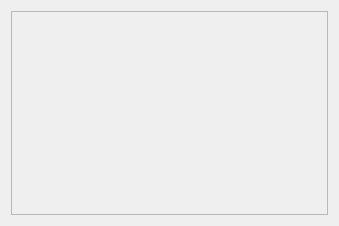
avmm9898/mini_Photoshop, file mainwindow.ui: the form before one commit.
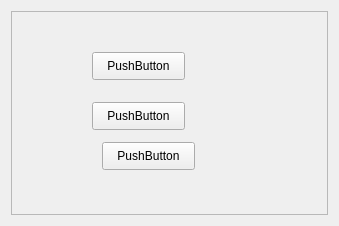
The form after the commit.

```diff
--- a/mainwindow.ui
+++ b/mainwindow.ui
@@ -31,8 +31,8 @@
         <rect>
          <x>0</x>
          <y>0</y>
-         <width>319</width>
-         <height>206</height>
+         <width>315</width>
+         <height>202</height>
         </rect>
        </property>
        <property name="sizePolicy">
@@ -41,6 +41,45 @@
          <verstretch>0</verstretch>
         </sizepolicy>
        </property>
+       <widget class="QPushButton" name="pushButton">
+        <property name="geometry">
+         <rect>
+          <x>80</x>
+          <y>90</y>
+          <width>93</width>
+          <height>28</height>
+         </rect>
+        </property>
+        <property name="text">
+         <string>PushButton</string>
+        </property>
+       </widget>
+       <widget class="QPushButton" name="pushButton_2">
+        <property name="geometry">
+         <rect>
+          <x>90</x>
+          <y>130</y>
+          <width>93</width>
+          <height>28</height>
+         </rect>
+        </property>
+        <property name="text">
+         <string>PushButton</string>
+        </property>
+       </widget>
+       <widget class="QPushButton" name="pushButton_3">
+        <property name="geometry">
+         <rect>
+          <x>80</x>
+          <y>40</y>
+          <width>93</width>
+          <height>28</height>
+         </rect>
+        </property>
+        <property name="text">
+         <string>PushButton</string>
+        </property>
+       </widget>
       </widget>
      </widget>
     </item>
```
